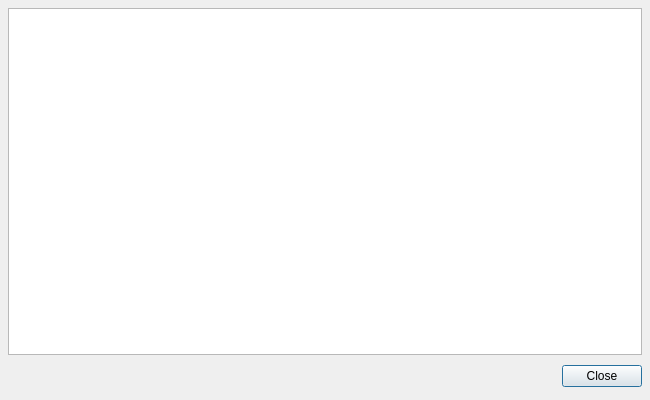
Qt form Qt/Python/pqPythonDialog.ui (wildmichael/ParaView3-enhancements-old) before a commit.
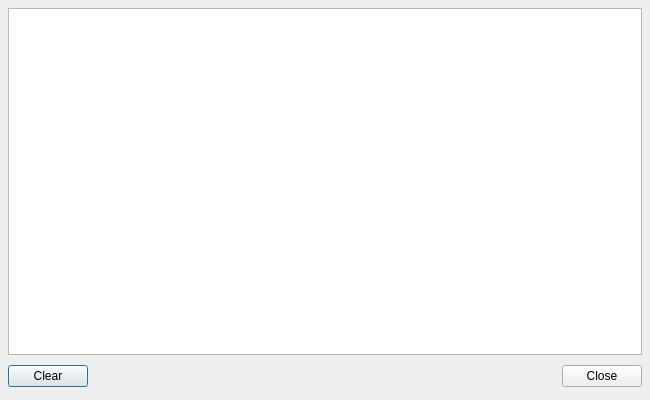
The same form after that commit. Custom widgets are drawn as their Qt base class.

Commit message: ENH: Added a "Clear" button to the Python shell dialog

```diff
--- a/Qt/Python/pqPythonDialog.ui
+++ b/Qt/Python/pqPythonDialog.ui
@@ -41,6 +41,13 @@
      <property name="spacing" >
       <number>6</number>
      </property>
+     <item>
+      <widget class="QPushButton" name="clear" >
+       <property name="text" >
+        <string>Clear</string>
+       </property>
+      </widget>
+     </item>
      <item>
       <spacer>
        <property name="orientation" >
```
Left out of the diff: 8 changed lines with no effect on the pictures. The commit also changes 4 other files.
